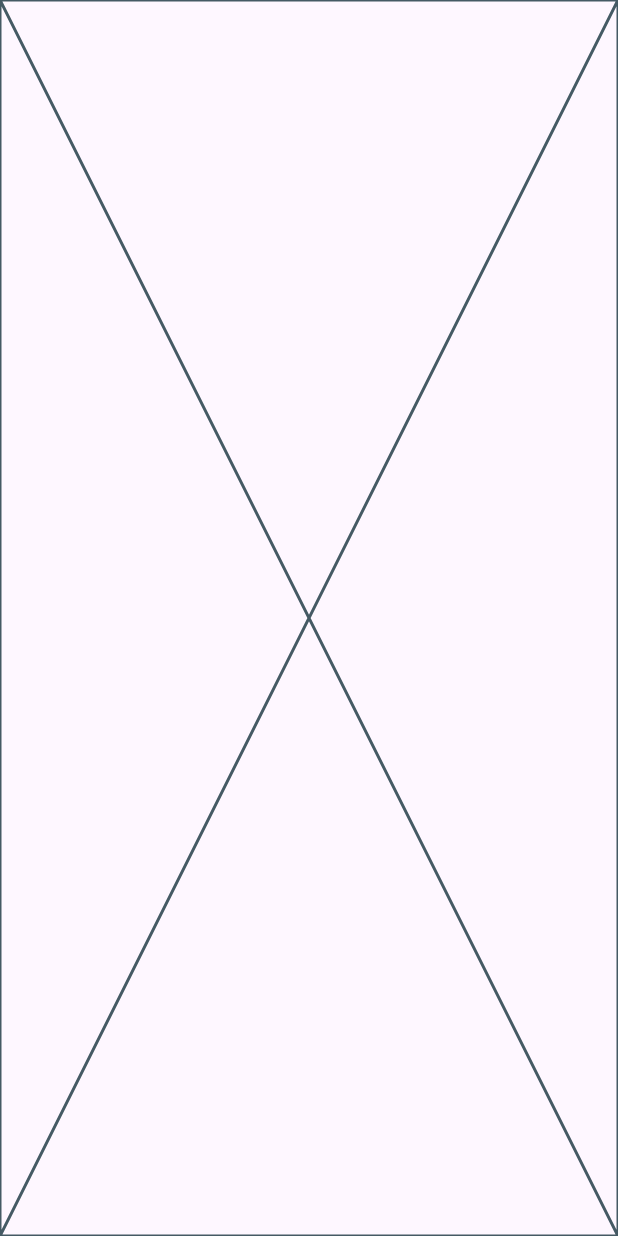
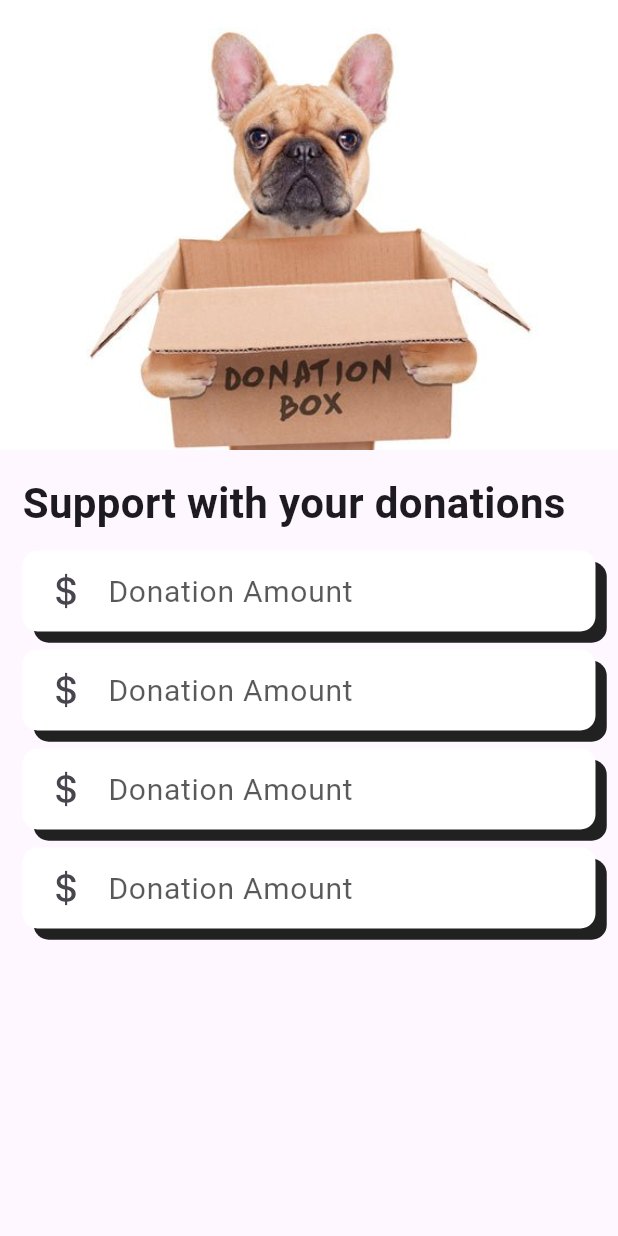
Before and after one commit to JeanGC970520/payment_gateway, a Flutter app: the screen it shows after launch, on a phone screen of 412 x 824 dp. Run offline on Flutter 3.47's test engine with Material 3 defaults, Android fonts, the phone set to English and light mode, and no system bars.

Commit message:
Using ReusableTextFormField

```diff
--- a/lib/presentation/screens/home_screen.dart
+++ b/lib/presentation/screens/home_screen.dart
@@ -1,12 +1,70 @@
+import 'package:flutter/cupertino.dart';
 import 'package:flutter/material.dart';
+import 'package:payment_gateway/presentation/widgets/inputs/reusable_text_form_field.dart';
 
 class HomeScreen extends StatelessWidget {
   const HomeScreen({super.key});
 
   @override
   Widget build(BuildContext context) {
-    return const Scaffold(
-      body: Placeholder(),
+    return Scaffold(
+      body: Column(
+        children: [
+
+          Image.asset(
+            'assets/images/donate.jpg',
+            width: double.infinity,
+            height: 300,
+            fit: BoxFit.cover,
+          ),
+
+          const Padding(
+            padding: EdgeInsets.all(15.0),
+            child: Column(
+              crossAxisAlignment: CrossAxisAlignment.start,
+              children: [
+
+                Text(
+                  'Support with your donations',
+                  style: TextStyle(fontSize: 28, fontWeight: FontWeight.bold),
+                ),
+
+                SizedBox(height: 12,),
+
+                ReusableTextFormField(
+                  label: 'Donation Amount',
+                  hintText: 'Any amount you like',
+                  prefixIcon: Icon(CupertinoIcons.money_dollar, size: 32,),
+                ),
+                SizedBox(height: 12,),
+
+                ReusableTextFormField(
+                  label: 'Donation Amount',
+                  hintText: 'Any amount you like',
+                  prefixIcon: Icon(CupertinoIcons.money_dollar, size: 32,),
+                ),
+                SizedBox(height: 12,),
+
+                ReusableTextFormField(
+                  label: 'Donation Amount',
+                  hintText: 'Any amount you like',
+                  prefixIcon: Icon(CupertinoIcons.money_dollar, size: 32,),
+                ),
+                SizedBox(height: 12,),
+
+                ReusableTextFormField(
+                  label: 'Donation Amount',
+                  hintText: 'Any amount you like',
+                  prefixIcon: Icon(CupertinoIcons.money_dollar, size: 32,),
+                ),
+                SizedBox(height: 12,),
+
+              ],
+            ),
+          ),
+
+        ],
+      ),
     );
   }
 }
```
